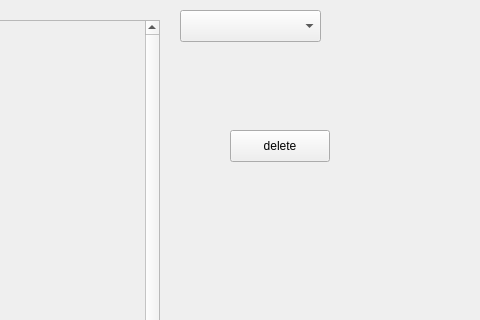
Qt form client/decan-pyqt/views/resources/ui_files/main_view.ui (sebastiannoenning/decan) before a commit; both pictures show x 320 to 800 and y 0 to 320 of the 800 by 480 pixel window.
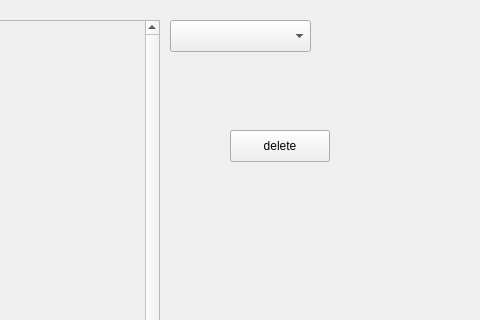
The same form after that commit. The open tabs and pages were chosen to show the change. Custom widgets are drawn as their Qt base class.

Commit message: added box to main ui

The edit to the form file:
```diff
--- a/client/decan-pyqt/views/resources/ui_files/main_view.ui
+++ b/client/decan-pyqt/views/resources/ui_files/main_view.ui
@@ -452,8 +452,8 @@
       <widget class="QComboBox" name="userSelect">
        <property name="geometry">
         <rect>
-         <x>370</x>
-         <y>0</y>
+         <x>360</x>
+         <y>10</y>
          <width>141</width>
          <height>32</height>
         </rect>
@@ -643,6 +643,11 @@
    <header>views.resources.custom_classes.eventlistview</header>
    <container>1</container>
   </customwidget>
+  <customwidget>
+   <class>QModelComboBox</class>
+   <extends>QComboBox</extends>
+   <header>views.resources.custom_classes.qmodelcombobox.h</header>
+  </customwidget>
  </customwidgets>
  <resources/>
  <connections/>
```
Left out of the diff: 2 changed lines with no effect on the pictures. The commit also changes 1 other file.
